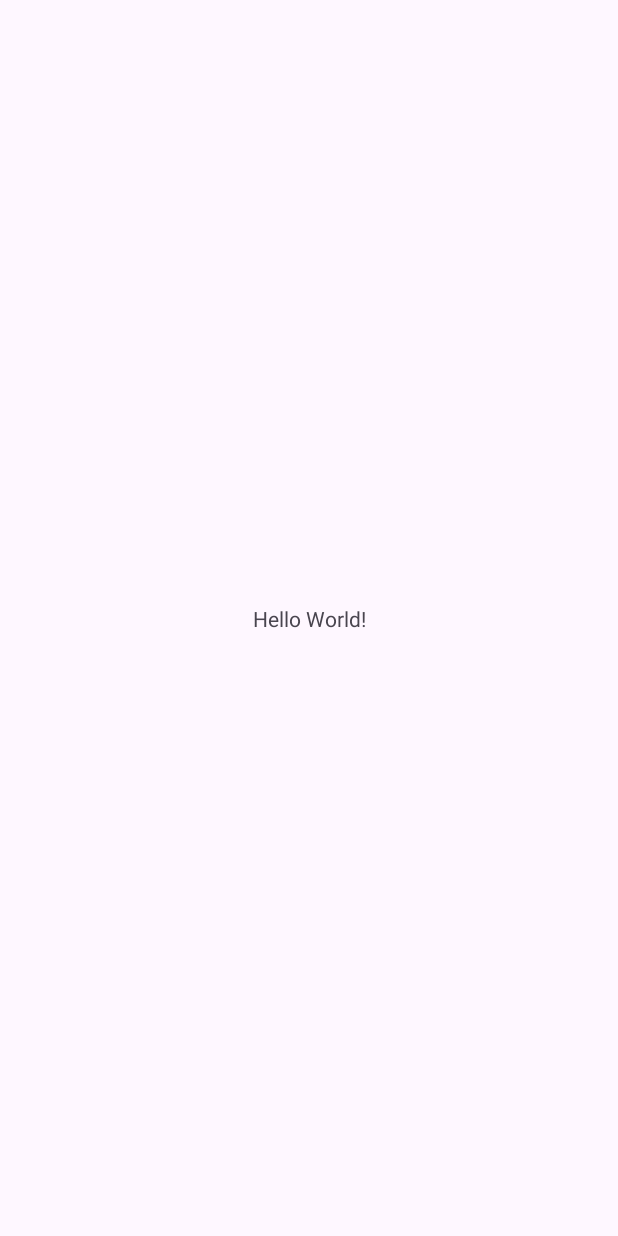
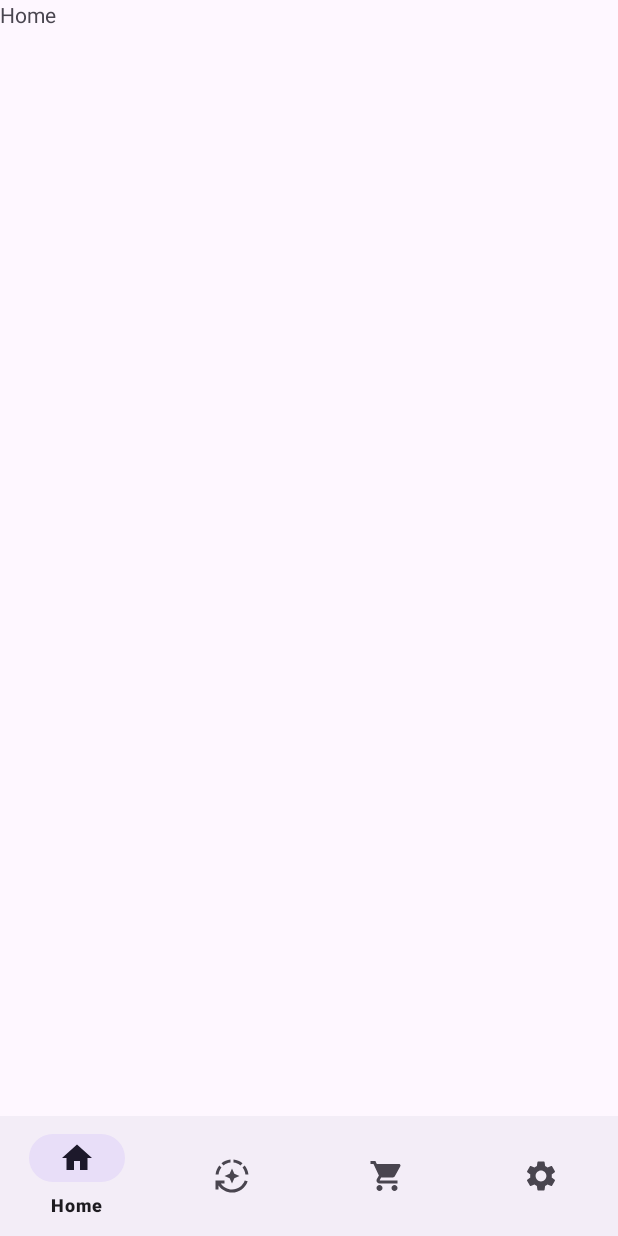
Before and after one commit to luosrevlis/PRM392_FE, an Android app: the screen it shows after launch (MainActivity), on a phone screen of 412 x 824 dp. Before the commit the screen is almost empty. Run offline under Robolectric (Android 15) with nearby library versions, the phone set to English and light mode, and no system bars.

Commit message:
bottom nav

```diff
--- a/app/build.gradle.kts
+++ b/app/build.gradle.kts
@@ -29,6 +29,9 @@ android {
         sourceCompatibility = JavaVersion.VERSION_1_8
         targetCompatibility = JavaVersion.VERSION_1_8
     }
+    buildFeatures {
+        viewBinding = true
+    }
 }
 
 dependencies {
--- a/app/src/main/java/com/example/prm392_fe/activities/LoginActivity.java
+++ b/app/src/main/java/com/example/prm392_fe/activities/LoginActivity.java
@@ -1,4 +1,4 @@
-package com.example.prm392_fe.activity;
+package com.example.prm392_fe.activities;
 
 import android.os.Bundle;
 
--- /dev/null
+++ b/app/src/main/java/com/example/prm392_fe/activities/MainActivity.java
@@ -0,0 +1,57 @@
+package com.example.prm392_fe.activities;
+
+import android.os.Bundle;
+
+import androidx.activity.EdgeToEdge;
+import androidx.appcompat.app.AppCompatActivity;
+import androidx.core.graphics.Insets;
+import androidx.core.view.ViewCompat;
+import androidx.core.view.WindowInsetsCompat;
+import androidx.fragment.app.Fragment;
+import androidx.fragment.app.FragmentManager;
+import androidx.fragment.app.FragmentTransaction;
+
+import com.example.prm392_fe.R;
+import com.example.prm392_fe.databinding.ActivityMainBinding;
+import com.example.prm392_fe.fragments.CartFragment;
+import com.example.prm392_fe.fragments.HomeFragment;
+import com.example.prm392_fe.fragments.RandomFragment;
+import com.example.prm392_fe.fragments.SettingsFragment;
+
+public class MainActivity extends AppCompatActivity {
+
+    ActivityMainBinding binding;
+
+    @Override
+    protected void onCreate(Bundle savedInstanceState) {
+        super.onCreate(savedInstanceState);
+        EdgeToEdge.enable(this);
+        binding = ActivityMainBinding.inflate(getLayoutInflater());
+        setContentView(binding.getRoot());
+        ViewCompat.setOnApplyWindowInsetsListener(findViewById(R.id.main), (v, insets) -> {
+            Insets systemBars = insets.getInsets(WindowInsetsCompat.Type.systemBars());
+            v.setPadding(systemBars.left, systemBars.top, systemBars.right, systemBars.bottom);
+            return insets;
+        });
+        replaceFragment(new HomeFragment());
+        binding.bottomNav.setOnItemSelectedListener(item -> {
+            if (item.getItemId() == R.id.mHome) {
+                replaceFragment(new HomeFragment());
+            } else if (item.getItemId() == R.id.mRandom) {
+                replaceFragment(new RandomFragment());
+            } else if (item.getItemId() == R.id.mCart) {
+                replaceFragment(new CartFragment());
+            } else if (item.getItemId() == R.id.mSettings) {
+                replaceFragment(new SettingsFragment());
+            }
+            return true;
+        });
+    }
+
+    private void replaceFragment(Fragment fragment) {
+        FragmentManager fragmentManager = getSupportFragmentManager();
+        FragmentTransaction fragmentTransaction = fragmentManager.beginTransaction();
+        fragmentTransaction.replace(R.id.frameFragment, fragment);
+        fragmentTransaction.commit();
+    }
+}
--- a/app/src/main/java/com/example/prm392_fe/MainActivity.java
+++ b/app/src/main/java/com/example/prm392_fe/activities/RandomResultActivity.java
@@ -1,4 +1,4 @@
-package com.example.prm392_fe;
+package com.example.prm392_fe.activities;
 
 import android.os.Bundle;
 
@@ -8,13 +8,15 @@ import androidx.core.graphics.Insets;
 import androidx.core.view.ViewCompat;
 import androidx.core.view.WindowInsetsCompat;
 
-public class MainActivity extends AppCompatActivity {
+import com.example.prm392_fe.R;
+
+public class RandomResultActivity extends AppCompatActivity {
 
     @Override
     protected void onCreate(Bundle savedInstanceState) {
         super.onCreate(savedInstanceState);
         EdgeToEdge.enable(this);
-        setContentView(R.layout.activity_main);
+        setContentView(R.layout.activity_random_result);
         ViewCompat.setOnApplyWindowInsetsListener(findViewById(R.id.main), (v, insets) -> {
             Insets systemBars = insets.getInsets(WindowInsetsCompat.Type.systemBars());
             v.setPadding(systemBars.left, systemBars.top, systemBars.right, systemBars.bottom);
--- a/app/src/main/java/com/example/prm392_fe/activities/RegisterActivity.java
+++ b/app/src/main/java/com/example/prm392_fe/activities/RegisterActivity.java
@@ -1,4 +1,4 @@
-package com.example.prm392_fe.activity;
+package com.example.prm392_fe.activities;
 
 import android.os.Bundle;
 
--- /dev/null
+++ b/app/src/main/java/com/example/prm392_fe/fragments/HomeFragment.java
@@ -0,0 +1,66 @@
+package com.example.prm392_fe.fragments;
+
+import android.os.Bundle;
+
+import androidx.fragment.app.Fragment;
+
+import android.view.LayoutInflater;
+import android.view.View;
+import android.view.ViewGroup;
+
+import com.example.prm392_fe.R;
+
+/**
+ * A simple {@link Fragment} subclass.
+ * Use the {@link HomeFragment#newInstance} factory method to
+ * create an instance of this fragment.
+ */
+public class HomeFragment extends Fragment {
+
+    // TODO: Rename parameter arguments, choose names that match
+    // the fragment initialization parameters, e.g. ARG_ITEM_NUMBER
+    private static final String ARG_PARAM1 = "param1";
+    private static final String ARG_PARAM2 = "param2";
+
+    // TODO: Rename and change types of parameters
+    private String mParam1;
+    private String mParam2;
+
+    public HomeFragment() {
+        // Required empty public constructor
+    }
+
+    /**
+     * Use this factory method to create a new instance of
+     * this fragment using the provided parameters.
+     *
+     * @param param1 Parameter 1.
+     * @param param2 Parameter 2.
+     * @return A new instance of fragment HomeFragment.
+     */
+    // TODO: Rename and change types and number of parameters
+    public static HomeFragment newInstance(String param1, String param2) {
+        HomeFragment fragment = new HomeFragment();
+        Bundle args = new Bundle();
+        args.putString(ARG_PARAM1, param1);
+        args.putString(ARG_PARAM2, param2);
+        fragment.setArguments(args);
+        return fragment;
+    }
+
+    @Override
+    public void onCreate(Bundle savedInstanceState) {
+        super.onCreate(savedInstanceState);
+        if (getArguments() != null) {
+            mParam1 = getArguments().getString(ARG_PARAM1);
+            mParam2 = getArguments().getString(ARG_PARAM2);
+        }
+    }
+
+    @Override
+    public View onCreateView(LayoutInflater inflater, ViewGroup container,
+                             Bundle savedInstanceState) {
+        // Inflate the layout for this fragment
+        return inflater.inflate(R.layout.fragment_home, container, false);
+    }
+}
--- a/app/src/main/res/layout/activity_login.xml
+++ b/app/src/main/res/layout/activity_login.xml
@@ -5,6 +5,6 @@
     android:id="@+id/main"
     android:layout_width="match_parent"
     android:layout_height="match_parent"
-    tools:context=".activity.LoginActivity">
+    tools:context=".activities.LoginActivity">
 
 </androidx.constraintlayout.widget.ConstraintLayout>
--- a/app/src/main/res/layout/activity_main.xml
+++ b/app/src/main/res/layout/activity_main.xml
@@ -5,15 +5,27 @@
     android:id="@+id/main"
     android:layout_width="match_parent"
     android:layout_height="match_parent"
-    tools:context=".MainActivity">
+    tools:context=".activities.MainActivity">
 
-    <TextView
-        android:layout_width="wrap_content"
+    <FrameLayout
+        android:id="@+id/frameFragment"
+        android:layout_width="0dp"
+        android:layout_height="0dp"
+        app:layout_constraintBottom_toTopOf="@+id/bottomNav"
+        app:layout_constraintEnd_toEndOf="parent"
+        app:layout_constraintStart_toStartOf="parent"
+        app:layout_constraintTop_toTopOf="parent">
+
+    </FrameLayout>
+
+    <com.google.android.material.bottomnavigation.BottomNavigationView
+        android:id="@+id/bottomNav"
+        android:layout_width="match_parent"
         android:layout_height="wrap_content"
-        android:text="Hello World!"
         app:layout_constraintBottom_toBottomOf="parent"
         app:layout_constraintEnd_toEndOf="parent"
         app:layout_constraintStart_toStartOf="parent"
-        app:layout_constraintTop_toTopOf="parent" />
+        app:menu="@menu/bottom_nav_menu">
 
+    </com.google.android.material.bottomnavigation.BottomNavigationView>
 </androidx.constraintlayout.widget.ConstraintLayout>
--- a/app/src/main/res/layout/activity_random.xml
+++ b/app/src/main/res/layout/activity_random_result.xml
@@ -5,7 +5,7 @@
     android:id="@+id/main"
     android:layout_width="match_parent"
     android:layout_height="match_parent"
-    tools:context=".activity.RandomActivity">
+    tools:context=".activities.RandomResultActivity">
 
     <androidx.constraintlayout.widget.ConstraintLayout
         android:id="@+id/constraintLayout"
--- a/app/src/main/res/layout/activity_register.xml
+++ b/app/src/main/res/layout/activity_register.xml
@@ -5,6 +5,6 @@
     android:id="@+id/main"
     android:layout_width="match_parent"
     android:layout_height="match_parent"
-    tools:context=".activity.RegisterActivity">
+    tools:context=".activities.RegisterActivity">
 
 </androidx.constraintlayout.widget.ConstraintLayout>
--- /dev/null
+++ b/app/src/main/res/layout/fragment_home.xml
@@ -0,0 +1,14 @@
+<?xml version="1.0" encoding="utf-8"?>
+<FrameLayout xmlns:android="http://schemas.android.com/apk/res/android"
+    xmlns:tools="http://schemas.android.com/tools"
+    android:layout_width="match_parent"
+    android:layout_height="match_parent"
+    tools:context=".fragments.HomeFragment">
+
+    <!-- TODO: Update blank fragment layout -->
+    <TextView
+        android:layout_width="match_parent"
+        android:layout_height="match_parent"
+        android:text="Home" />
+
+</FrameLayout>
```
Also changed, not shown: app/src/main/AndroidManifest.xml (+4 -4 lines), app/src/main/java/com/example/prm392_fe/activities/RandomActivity.java (deleted, +0 -26 lines), app/src/main/java/com/example/prm392_fe/fragments/CartFragment.java (added, +66 -0 lines), app/src/main/java/com/example/prm392_fe/fragments/RandomFragment.java (added, +66 -0 lines), app/src/main/java/com/example/prm392_fe/fragments/SettingsFragment.java (added, +66 -0 lines), app/src/main/res/layout/fragment_cart.xml (added, +14 -0 lines), app/src/main/res/layout/fragment_random.xml (added, +14 -0 lines), app/src/main/res/layout/fragment_settings.xml (added, +14 -0 lines).
